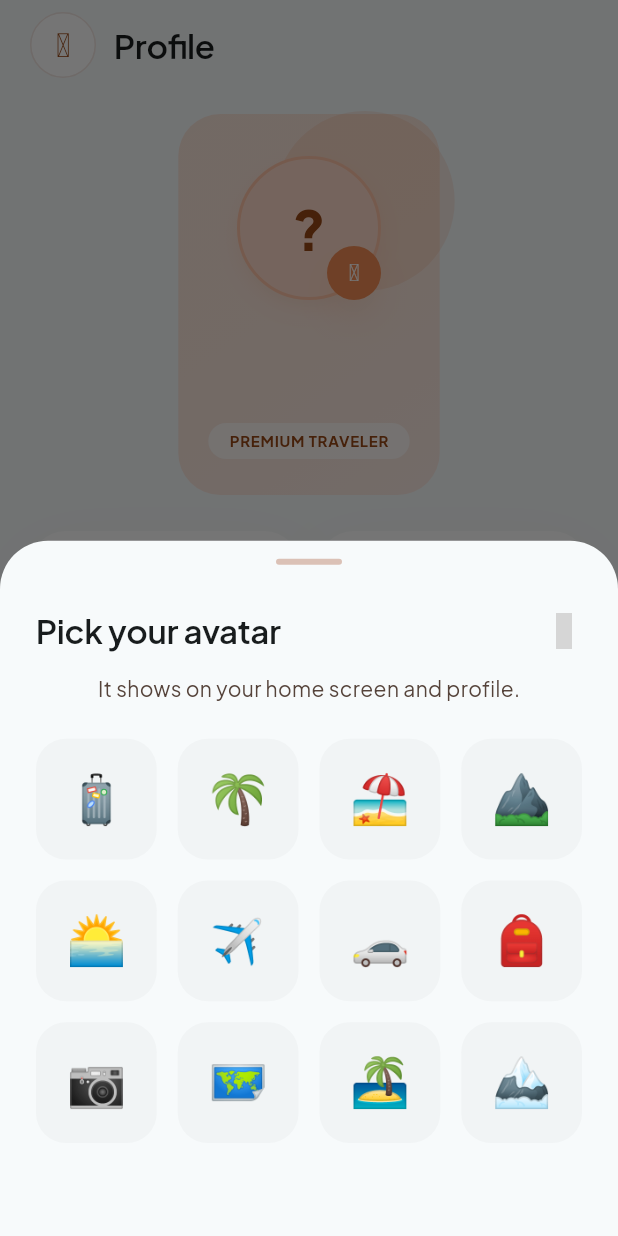
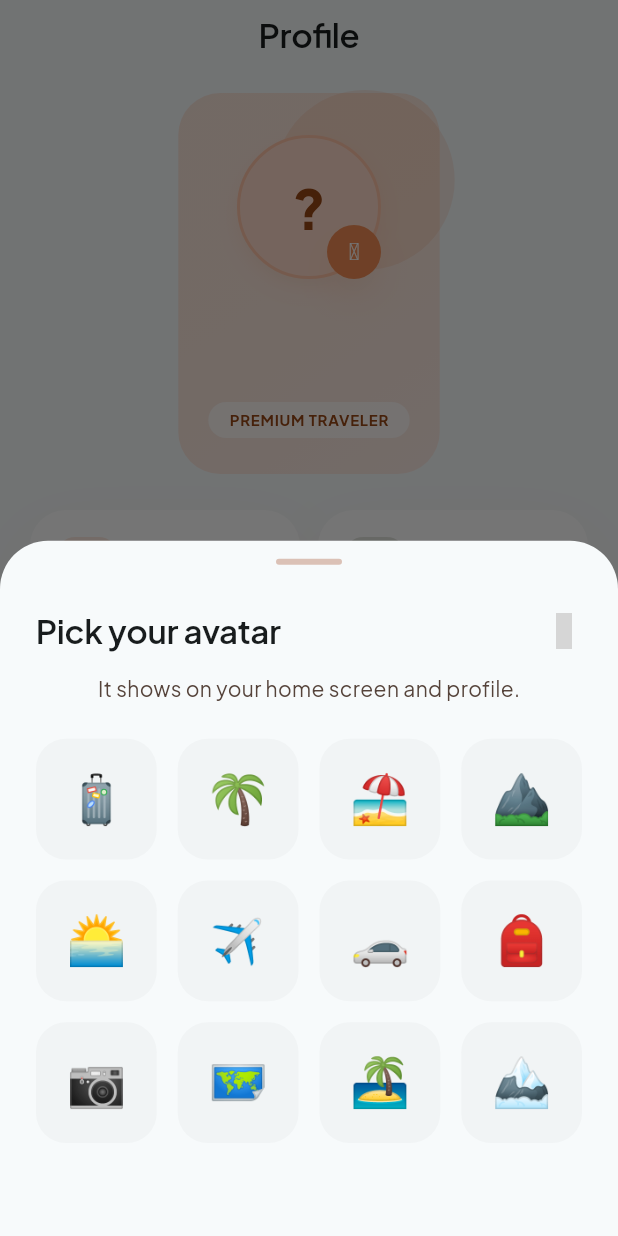
Before and after one commit to querbsss/omnitrip-app, a Flutter app: the ProfileScreen screen opened by its route, after a tap on an icon or button, on a phone screen of 412 x 824 dp. Run offline on Flutter 3.47's test engine with Material 3 defaults, Android fonts, the phone set to English and light mode, and no system bars; our stand-ins replace google_fonts, hugeicons, material_symbols_icons, shared_preferences; accounts and stored records are empty; grey boxes are pictures that could not be loaded.

Commit message:
Remove back button from profile and booked trips screens

```diff
--- a/lib/ui/planner_screen.dart
+++ b/lib/ui/planner_screen.dart
@@ -378,9 +378,9 @@ class _GreetingHero extends StatefulWidget {
 
 class _GreetingHeroState extends State<_GreetingHero> {
   static const _templates = <String>[
-    'Plan Your Escape, {name}',
-    'Where to next, {name}?',
-    'Let\'s map it out, {name}',
+    'Saan Tayo Punta, {name}',
+    'Oh {name}, I-Set Na Yan!',
+    'Deserve mo gumala {name}!',
   ];
 
   int _idx = 0;
--- a/lib/ui/profile_screen.dart
+++ b/lib/ui/profile_screen.dart
@@ -85,20 +85,10 @@ class _ProfileScreenState extends State<ProfileScreen> {
                 : ListView(
                     padding: const EdgeInsets.fromLTRB(20, 8, 20, 130),
                     children: [
-                      Row(
-                        children: [
-                          _PillIcon(
-                            icon: Symbols.arrow_back_rounded,
-                            onTap: () => Navigator.maybePop(context),
-                          ),
-                          const SizedBox(width: 12),
-                          Expanded(
-                            child: Text(
-                              'Profile',
-                              style: AppType.headlineLg,
-                            ),
-                          ),
-                        ],
+                      Text(
+                        'Profile',
+                        style: AppType.headlineLg,
+                        textAlign: TextAlign.center,
                       ),
                       const SizedBox(height: 24),
                       Center(
```
Also changed, not shown: lib/ui/booked_trips_screen.dart (+2 -13 lines).
